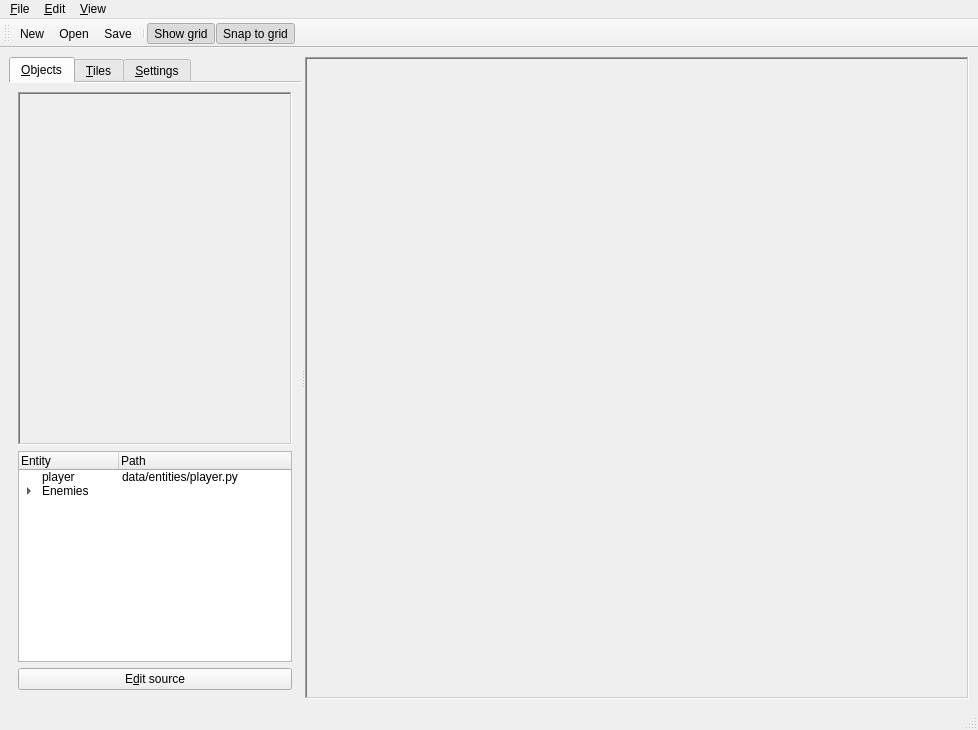
dlon/game1editor, file editor.ui: the form before one commit.
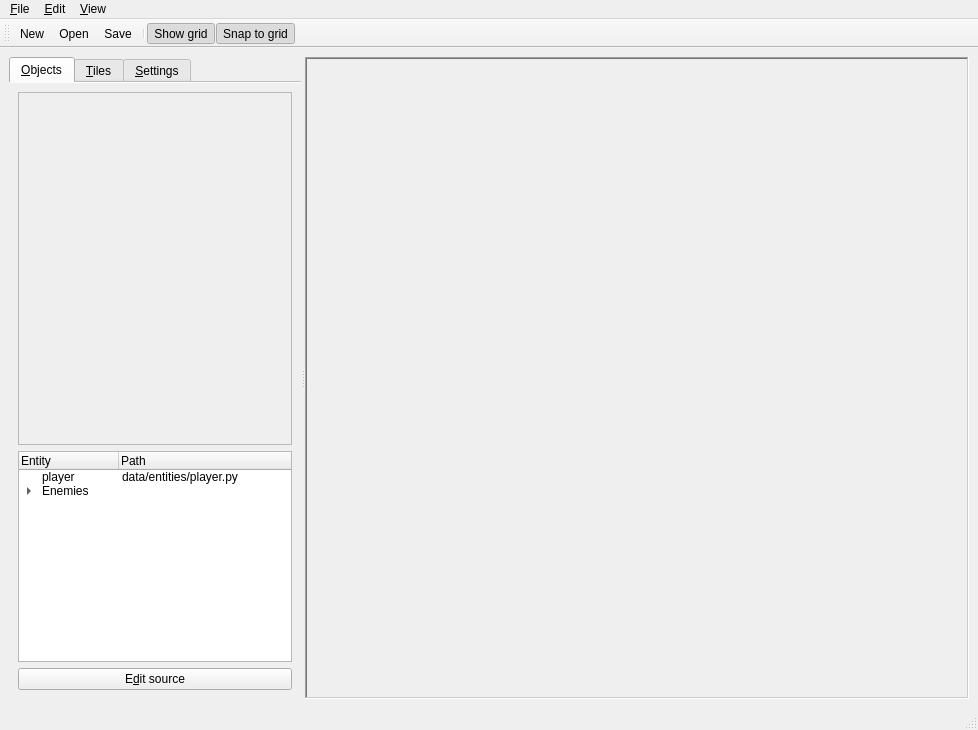
The form after the commit.

Commit message: consistent frame styles

Patch:
```diff
--- a/editor.ui
+++ b/editor.ui
@@ -52,10 +52,10 @@
               </sizepolicy>
              </property>
              <property name="frameShape">
-              <enum>QFrame::WinPanel</enum>
+              <enum>QFrame::StyledPanel</enum>
              </property>
              <property name="frameShadow">
-              <enum>QFrame::Sunken</enum>
+              <enum>QFrame::Plain</enum>
              </property>
             </widget>
            </item>
```
